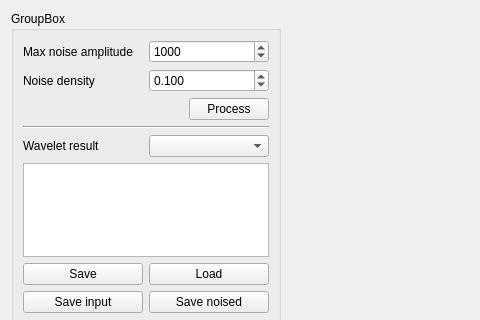
SergShtelmakh/NoiseReduction, file src/AnalyzerWidget.ui: the form before one commit; both pictures show x 0 to 480 and y 0 to 320 of the 1127 by 656 pixel window.
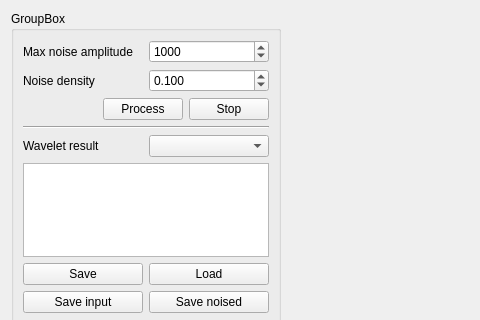
The form after the commit. Custom widgets are drawn as their Qt base class.

Diff of the .ui file:
```diff
--- a/src/AnalyzerWidget.ui
+++ b/src/AnalyzerWidget.ui
@@ -101,6 +101,13 @@
             </property>
            </widget>
           </item>
+          <item>
+           <widget class="QPushButton" name="pbStop">
+            <property name="text">
+             <string>Stop</string>
+            </property>
+           </widget>
+          </item>
          </layout>
         </item>
         <item>
```
